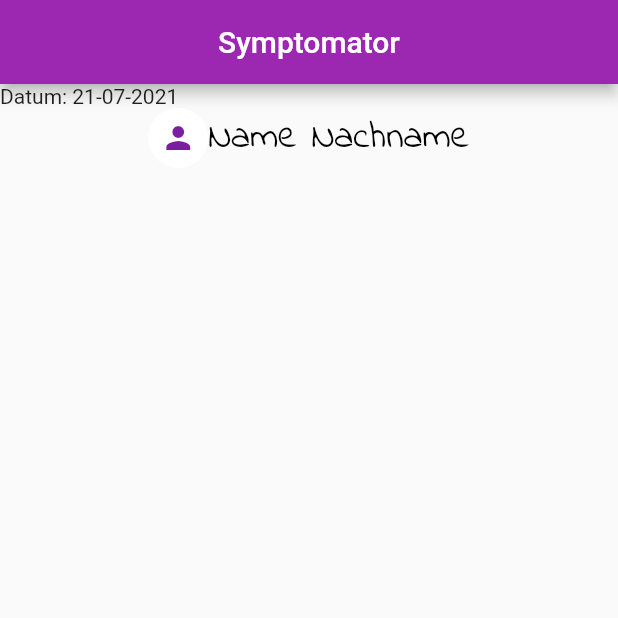
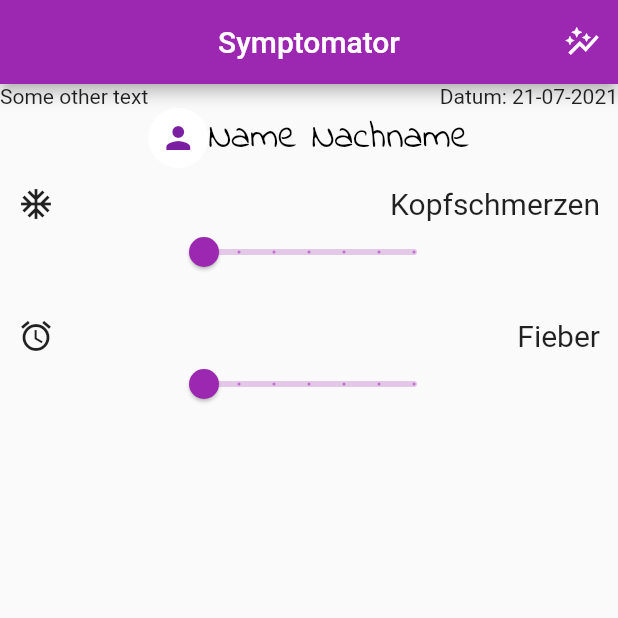
Before and after one commit to Zwennsch/Symptomator, a Flutter app: the screen it shows after launch, on a phone screen of 412 x 824 dp, the top half of it. Run offline on Flutter 3.47's test engine with Material 2 defaults, Android fonts, the phone set to English and light mode, and no system bars.

Commit message:
changed IllnessCard, added some icons

```diff
--- a/lib/main.dart
+++ b/lib/main.dart
@@ -10,6 +10,7 @@ class MyApp extends StatelessWidget {
   Widget build(BuildContext context) {
     return MaterialApp(
       title: 'Flutter Demo',
+      debugShowCheckedModeBanner: false,
       theme: ThemeData(
         primarySwatch: Colors.purple,
       ),
--- a/lib/screens/main_screen.dart
+++ b/lib/screens/main_screen.dart
@@ -1,6 +1,7 @@
 import 'package:flutter/material.dart';
 import 'package:symptomator/styles/text_styles.dart';
 import 'package:intl/intl.dart';
+import 'package:symptomator/widgets/illness_card.dart';
 
 class MainScreen extends StatefulWidget {
   const MainScreen({Key? key, required this.title}) : super(key: key);
@@ -18,13 +19,19 @@ class _MainScreenState extends State<MainScreen> {
       appBar: AppBar(
         title: Text(widget.title),
         centerTitle: true,
+        actions: [
+          IconButton(
+            onPressed: () => print('still to fill out'),
+            icon: const Icon(Icons.auto_graph),
+          ),
+        ],
       ),
       body: Column(
         // mainAxisAlignment: MainAxisAlignment.spaceBetween,
         children: [
           Row(
             mainAxisAlignment: MainAxisAlignment.spaceBetween,
-            children: [Text('Datum: $date')],
+            children: [const Text('Some other text'), Text('Datum: $date')],
           ),
           Row(
             mainAxisAlignment: MainAxisAlignment.center,
@@ -39,6 +46,16 @@ class _MainScreenState extends State<MainScreen> {
                 style: nameStyle,
               ),
             ],
+          ),
+          Expanded(
+            child: ListView(
+              children: [
+                const IllnessCard(
+                    icon: Icon(Icons.ac_unit), illness: "Kopfschmerzen"),
+                const IllnessCard(
+                    icon: Icon(Icons.access_alarm_outlined), illness: 'Fieber')
+              ],
+            ),
           )
         ],
       ),
--- /dev/null
+++ b/lib/widgets/illness_card.dart
@@ -0,0 +1,85 @@
+import 'package:flutter/material.dart';
+
+// class IllnessCard extends StatefulWidget {
+//   final Icon icon;
+//   final String illness;
+//   const IllnessCard({Key? key, required this.icon, required this.illness})
+//       : super(key: key);
+
+//   @override
+//   _IllnessCardState createState() => _IllnessCardState();
+// }
+
+// class _IllnessCardState extends State<IllnessCard> {
+//   @override
+//   Widget build(BuildContext context) {
+//     double rating = 0;
+//     return Card(
+//       child: ListTile(
+//         leading: widget.icon,
+//         title: Text(widget.illness),
+//         trailing: Slider(
+//           value: rating,
+//           onChanged: (newValue) {
+//             setState(() => rating = newValue);
+//           },
+//           max: 5,
+//           divisions: 5,
+//         ),
+//       ),
+//     );
+//   }
+// }
+
+class IllnessCard extends StatefulWidget {
+  final Icon icon;
+  final String illness;
+  const IllnessCard({Key? key, required this.icon, required this.illness})
+      : super(key: key);
+
+  @override
+  _IllnessCardState createState() => _IllnessCardState();
+}
+
+class _IllnessCardState extends State<IllnessCard> {
+  @override
+  Widget build(BuildContext context) {
+    // ignore: prefer_final_locals
+    double rating = 0;
+    return Container(
+      padding: const EdgeInsets.all(8),
+      margin: const EdgeInsets.all(4),
+      height: 80,
+      width: double.infinity,
+      child: Column(
+        children: [
+          Row(
+            mainAxisAlignment: MainAxisAlignment.spaceBetween,
+            children: [
+              widget.icon,
+              Text(
+                widget.illness,
+                style: TextStyle(fontSize: 20),
+              ),
+            ],
+          ),
+          Expanded(
+            child: Row(
+              mainAxisAlignment: MainAxisAlignment.center,
+              children: [
+                Slider(
+                  value: rating,
+                  onChanged: (newValue) {
+                    setState(() => rating = newValue);
+                  },
+                  max: 6,
+                  divisions: 6,
+                ),
+              ],
+            ),
+          )
+        ],
+      ),
+    );
+  }
+}
--- a/pubspec.yaml
+++ b/pubspec.yaml
@@ -57,6 +57,9 @@ flutter:
     - family: IndieFlower
       fonts:
         - asset: fonts/IndieFlower-Regular.ttf
+    - family:  MyFlutterApp
+      fonts:
+       - asset: fonts/MyFlutterApp.ttf
         # - asset: fonts/Schyler-Italic.ttf
         #   style: italic
   #   - family: Trajan Pro
```
Also changed, not shown: icons/flutter-icons-e7636cb7/config.json (added, +22 -0 lines), lib/my_flutter_app_icons.dart (added, +36 -0 lines), fonts/MyFlutterApp.ttf (added), icons/headache.png (added), icons/headache2.png (added), icons/stomach.png (added).
